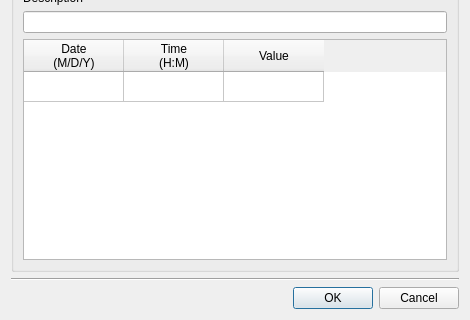
Old version of the form core/ui/toolbars/epa/nonvisual_timeseries.ui in the repository Giswater/giswater_qgis_plugin; both pictures show x 0 to 470 and y 179 to 499 of the 470 by 499 pixel window.
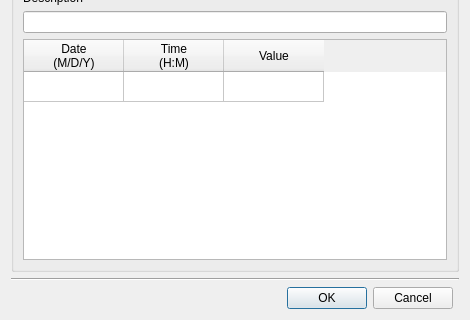
New version of the form.

Commit message:
style(ui): add lyt_buttons QGridLayout for all dialogs.
# Cherry-picked from 9fcf2481a2d87da33b8ae50d2bdb939909b3d67b

```diff
--- a/core/ui/toolbars/epa/nonvisual_timeseries.ui
+++ b/core/ui/toolbars/epa/nonvisual_timeseries.ui
@@ -14,12 +14,19 @@
    <string>Time Series Editor</string>
   </property>
   <layout class="QGridLayout" name="verticalLayout_4">
-   <item row="2" column="0" colspan="2">
-    <layout class="QHBoxLayout" name="horizontalLayout">
-     <property name="sizeConstraint">
-      <enum>QLayout::SetDefaultConstraint</enum>
+   <item row="1" column="0" colspan="2">
+    <widget class="Line" name="line">
+     <property name="orientation">
+      <enum>Qt::Horizontal</enum>
      </property>
-     <item>
+    </widget>
+   </item>
+   <item row="2" column="0">
+    <layout class="QGridLayout" name="lyt_buttons">
+     <property name="topMargin">
+      <number>0</number>
+     </property>
+     <item row="0" column="0">
       <spacer name="horizontalSpacer">
        <property name="orientation">
         <enum>Qt::Horizontal</enum>
@@ -32,14 +39,14 @@
        </property>
       </spacer>
      </item>
-     <item>
+     <item row="0" column="1">
       <widget class="QPushButton" name="btn_accept">
        <property name="text">
         <string>OK</string>
        </property>
       </widget>
      </item>
-     <item>
+     <item row="0" column="2">
       <widget class="QPushButton" name="btn_cancel">
        <property name="text">
         <string>Cancel</string>
```
Left out of the diff: 7 changed lines with no effect on the pictures. The commit also changes 58 other files.
